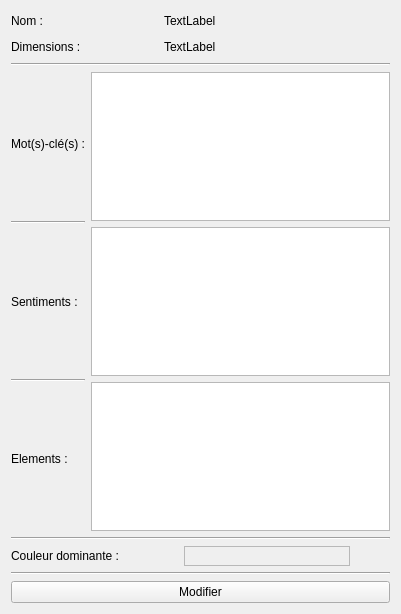
First picture: the form in widgets/info.ui, repository GLTron3000/IHM_Photos, before the edit.
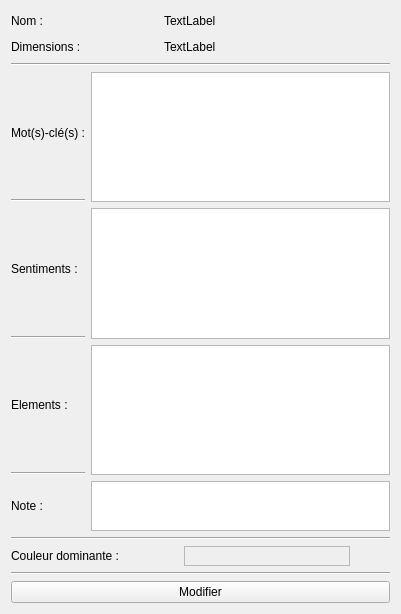
Second picture: the form after the edit.

```diff
--- a/widgets/info.ui
+++ b/widgets/info.ui
@@ -193,6 +193,26 @@
          </property>
         </widget>
        </item>
+       <item>
+        <widget class="Line" name="line_4">
+         <property name="orientation">
+          <enum>Qt::Horizontal</enum>
+         </property>
+        </widget>
+       </item>
+       <item>
+        <widget class="QLabel" name="label">
+         <property name="maximumSize">
+          <size>
+           <width>16777215</width>
+           <height>50</height>
+          </size>
+         </property>
+         <property name="text">
+          <string>Note :</string>
+         </property>
+        </widget>
+       </item>
       </layout>
      </item>
      <item row="0" column="1">
@@ -254,6 +274,16 @@
          </property>
         </widget>
        </item>
+       <item>
+        <widget class="QTableWidget" name="note">
+         <property name="maximumSize">
+          <size>
+           <width>16777215</width>
+           <height>50</height>
+          </size>
+         </property>
+        </widget>
+       </item>
       </layout>
      </item>
     </layout>
```
Left out of the diff: 198 changed lines with no effect on the pictures.
